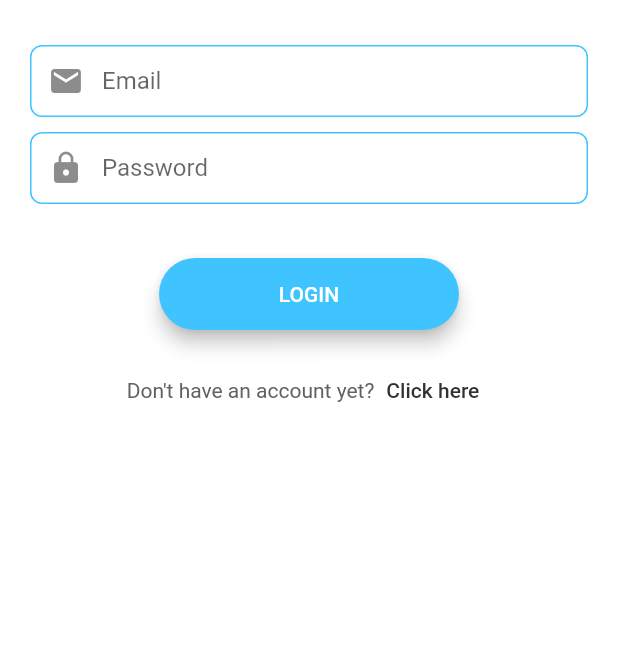
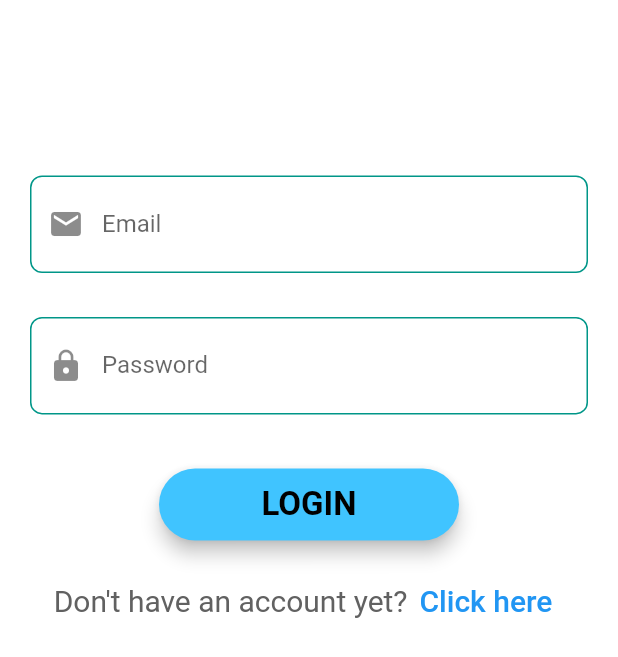
Before and after one commit to axyl110/automatik_customer_final_project_2, a Flutter app: the screen it shows after launch, after a tap on "Login here", on a phone screen of 412 x 824 dp. Shown: the top 657 px of the screen. Run offline on Flutter 3.47's test engine with Material 2 defaults, Android fonts, the phone set to English and light mode, and no system bars; our stand-ins replace cloud_firestore, firebase_auth, firebase_core, firebase_storage, form_field_validator, get; accounts and stored records are empty.

Commit message:
Firebase Authentication
Login and Signup Screen

```diff
--- a/lib/screens/loginPage.dart
+++ b/lib/screens/loginPage.dart
@@ -1,6 +1,7 @@
 import 'package:automatik_customer_final_project/screens/homePage.dart';
 import 'package:automatik_customer_final_project/screens/signupPage.dart';
 import 'package:automatik_customer_final_project/widgets/auth_service.dart';
+import 'package:automatik_customer_final_project/widgets/dimentions.dart';
 import 'package:automatik_customer_final_project/widgets/roundedButton.dart';
 import 'package:automatik_customer_final_project/widgets/textfield.dart';
 import 'package:automatik_customer_final_project/widgets/validators.dart';
@@ -29,6 +30,8 @@ class _LoginScreenState extends State<LoginScreen> {
           padding: const EdgeInsets.all(20.0),
           child: Column(
             children: [
+              SizedBox(height: Dimensions.screenHeight * 0.07),
+              SizedBox(height: Dimensions.height20 + Dimensions.height10),
               const SizedBox(height: 10),
               TextFormField(
                 validator: UnifiedValidators.emailValidator,
@@ -39,13 +42,13 @@ class _LoginScreenState extends State<LoginScreen> {
                 onEditingComplete: () {
                   passwordFN.requestFocus();
                 },
-                style: const TextStyle(color: Colors.blueAccent),
+                style: const TextStyle(color: Colors.black),
                 decoration: textFieldDecoration.copyWith(
                   labelText: "Email",
                   prefixIcon: const Icon(Icons.email),
                 ),
               ),
-              const SizedBox(height: 10),
+              SizedBox(height: Dimensions.height20 + Dimensions.height10),
               TextFormField(
                 validator: UnifiedValidators.passwordValidator,
                 controller: passwordTextEditingController,
@@ -70,7 +73,7 @@ class _LoginScreenState extends State<LoginScreen> {
                   final message = await AuthController().login(
                       email: emailTextEditingController.text,
                       password: passwordTextEditingController.text);
-                  if (message!.contains('Success')) {
+                  if (message!.contains('Looged in Successfully')) {
                     // ignore: use_build_context_synchronously
                     Navigator.push(context,
                         MaterialPageRoute(builder: (c) => HomeScreen()));
@@ -87,12 +90,12 @@ class _LoginScreenState extends State<LoginScreen> {
                 children: [
                   Text(
                     "Don't have an account yet?",
-                    style: TextStyle(color: Colors.grey[700]),
+                    style: TextStyle(color: Colors.grey[700], fontSize: 20),
                   ),
                   TextButton(
-                    child: Text(
+                    child: const Text(
                       "Click here",
-                      style: TextStyle(color: Colors.grey[850]),
+                      style: TextStyle(color: Colors.blue, fontSize: 20),
                     ),
                     onPressed: () {
                       Navigator.push(
--- a/lib/screens/signupPage.dart
+++ b/lib/screens/signupPage.dart
@@ -1,9 +1,5 @@
-import 'dart:io';
-
 import 'package:automatik_customer_final_project/screens/homePage.dart';
 import 'package:automatik_customer_final_project/screens/loginPage.dart';
-import 'package:automatik_customer_final_project/screens/profilePage.dart';
-import 'package:automatik_customer_final_project/screens/splashPage.dart';
 import 'package:automatik_customer_final_project/widgets/auth_service.dart';
 import 'package:automatik_customer_final_project/widgets/dimentions.dart';
 import 'package:automatik_customer_final_project/widgets/roundedButton.dart';
@@ -84,7 +80,7 @@ class _SignUpScreenState extends State<SignUpScreen> {
             SizedBox(height: Dimensions.height20 + Dimensions.height10),
             Container(
               margin: EdgeInsets.only(
-                  left: Dimensions.height20, right: Dimensions.height20),
+                  left: Dimensions.height30, right: Dimensions.height30),
               decoration: BoxDecoration(
                   color: Colors.white,
                   borderRadius: BorderRadius.circular(Dimensions.radius20),
@@ -108,6 +104,7 @@ class _SignUpScreenState extends State<SignUpScreen> {
                   labelText: 'Name',
                   prefixIcon: const Icon(
                     Icons.person,
+                    color: Colors.black,
                   ),
                 ),
               ),
@@ -115,7 +112,7 @@ class _SignUpScreenState extends State<SignUpScreen> {
             SizedBox(height: Dimensions.height10),
             Container(
               margin: EdgeInsets.only(
-                  left: Dimensions.height20, right: Dimensions.height20),
+                  left: Dimensions.height30, right: Dimensions.height30),
               decoration: BoxDecoration(
                   color: Colors.white,
                   borderRadius: BorderRadius.circular(Dimensions.radius20),
@@ -136,6 +133,7 @@ class _SignUpScreenState extends State<SignUpScreen> {
                   labelText: 'Address',
                   prefixIcon: const Icon(
                     Icons.location_on_rounded,
+                    color: Colors.black,
                   ),
                 ),
               ),
@@ -143,7 +141,7 @@ class _SignUpScreenState extends State<SignUpScreen> {
             SizedBox(height: Dimensions.height10),
             Container(
               margin: EdgeInsets.only(
-                  left: Dimensions.height20, right: Dimensions.height20),
+                  left: Dimensions.height30, right: Dimensions.height30),
               decoration: BoxDecoration(
                   color: Colors.white,
                   borderRadius: BorderRadius.circular(Dimensions.radius20),
@@ -167,6 +165,7 @@ class _SignUpScreenState extends State<SignUpScreen> {
                   labelText: 'Email',
                   prefixIcon: const Icon(
                     Icons.email,
+                    color: Colors.black,
                   ),
                 ),
               ),
@@ -174,7 +173,7 @@ class _SignUpScreenState extends State<SignUpScreen> {
             SizedBox(height: Dimensions.height10),
             Container(
               margin: EdgeInsets.only(
-                  left: Dimensions.height20, right: Dimensions.height20),
+                  left: Dimensions.height30, right: Dimensions.height30),
               decoration: BoxDecoration(
                   color: Colors.white,
                   borderRadius: BorderRadius.circular(Dimensions.radius20),
@@ -197,6 +196,7 @@ class _SignUpScreenState extends State<SignUpScreen> {
                 decoration: textFieldDecoration.copyWith(
                   labelText: 'Phone Number',
                   prefixIcon: const Icon(
+                    color: Colors.black,
                     Icons.phone,
                   ),
                 ),
@@ -205,7 +205,7 @@ class _SignUpScreenState extends State<SignUpScreen> {
             SizedBox(height: Dimensions.height10),
             Container(
               margin: EdgeInsets.only(
-                  left: Dimensions.height20, right: Dimensions.height20),
+                  left: Dimensions.height30, right: Dimensions.height30),
               decoration: BoxDecoration(
                   color: Colors.white,
                   borderRadius: BorderRadius.circular(Dimensions.radius20),
@@ -228,6 +228,7 @@ class _SignUpScreenState extends State<SignUpScreen> {
                 decoration: textFieldDecoration.copyWith(
                   labelText: 'Password',
                   prefixIcon: const Icon(
+                    color: Colors.black,
                     Icons.lock,
                   ),
                   suffixIcon: IconButton(
@@ -246,7 +247,7 @@ class _SignUpScreenState extends State<SignUpScreen> {
             SizedBox(height: Dimensions.height10),
             Container(
               margin: EdgeInsets.only(
-                  left: Dimensions.height20, right: Dimensions.height20),
+                  left: Dimensions.height30, right: Dimensions.height30),
               decoration: BoxDecoration(
                   color: Colors.white,
                   borderRadius: BorderRadius.circular(Dimensions.radius20),
@@ -269,6 +270,7 @@ class _SignUpScreenState extends State<SignUpScreen> {
                   labelText: 'Confirm Password',
                   prefixIcon: const Icon(
                     Icons.lock,
+                    color: Colors.black,
                   ),
                   suffixIcon: IconButton(
                     icon: Icon(hidePassword1
@@ -287,7 +289,7 @@ class _SignUpScreenState extends State<SignUpScreen> {
               margin: const EdgeInsets.only(top: 16.0),
               child: RoundedButton(
                 buttonTitle: 'Register',
-                color: Colors.blueAccent,
+                color: Colors.teal.shade200,
                 buttonOnPressed: () async {
                   uploadInfo();
                 },
@@ -298,12 +300,12 @@ class _SignUpScreenState extends State<SignUpScreen> {
               children: [
                 Text(
                   "Alredy have an account?",
-                  style: TextStyle(color: Colors.grey[700]),
+                  style: TextStyle(color: Colors.grey[700], fontSize: 20),
                 ),
                 TextButton(
-                  child: Text(
+                  child: const Text(
                     "Login here",
-                    style: TextStyle(color: Colors.grey[850]),
+                    style: TextStyle(color: Colors.blue, fontSize: 20),
                   ),
                   onPressed: () {
                     Navigator.push(context,
--- a/lib/widgets/auth_service.dart
+++ b/lib/widgets/auth_service.dart
@@ -2,7 +2,7 @@ import 'package:cloud_firestore/cloud_firestore.dart';
 import 'package:firebase_auth/firebase_auth.dart';
 
 class AuthController {
-  static final FirebaseFirestore _database = FirebaseFirestore.instance;
+  // static final FirebaseFirestore _database = FirebaseFirestore.instance;
   var firebaseAuth = FirebaseAuth.instance;
   var firebaseStore = FirebaseFirestore.instance;
 
@@ -17,7 +17,7 @@ class AuthController {
           password.isNotEmpty) {
         UserCredential cred = await firebaseAuth.createUserWithEmailAndPassword(
             email: email, password: password);
-        firebaseStore.collection('customers').doc(cred.user!.uid).set({
+        firebaseStore.collection('Customers').doc(cred.user!.uid).set({
           'Name': name,
           'Address': address,
           'Email': email,
--- a/lib/widgets/roundedButton.dart
+++ b/lib/widgets/roundedButton.dart
@@ -24,7 +24,9 @@ class RoundedButton extends StatelessWidget {
           child: Text(
             buttonTitle,
             style: const TextStyle(
-              color: Colors.white,
+              fontWeight: FontWeight.bold,
+              fontSize: 22,
+              color: Colors.black,
             ),
           ),
         ),
--- a/lib/widgets/textfield.dart
+++ b/lib/widgets/textfield.dart
@@ -2,34 +2,34 @@ import 'package:flutter/material.dart';
 
 const textFieldDecoration = InputDecoration(
   hintText: '',
-  contentPadding: EdgeInsets.symmetric(vertical: 10.0, horizontal: 20.0),
+  contentPadding: EdgeInsets.symmetric(vertical: 23.0, horizontal: 20.0),
   border: OutlineInputBorder(
     borderRadius: BorderRadius.all(Radius.circular(8.0)),
   ),
   enabledBorder: OutlineInputBorder(
-    borderSide: BorderSide(color: Colors.lightBlueAccent, width: 1.0),
+    borderSide: BorderSide(color: Colors.teal, width: 1.0),
     borderRadius: BorderRadius.all(Radius.circular(8.0)),
   ),
   focusedBorder: OutlineInputBorder(
-    borderSide: BorderSide(color: Colors.lightBlueAccent, width: 2.0),
+    borderSide: BorderSide(color: Colors.teal, width: 2.0),
     borderRadius: BorderRadius.all(Radius.circular(8.0)),
   ),
 );
 
 ThemeData aTheme = ThemeData(
-  primaryColor: Colors.blue,
-  secondaryHeaderColor: Colors.blueAccent,
+  primaryColor: Colors.teal,
+  secondaryHeaderColor: Colors.teal,
   inputDecorationTheme: const InputDecorationTheme(
     contentPadding: EdgeInsets.symmetric(vertical: 10.0, horizontal: 20.0),
     border: OutlineInputBorder(
       borderRadius: BorderRadius.all(Radius.circular(8.0)),
     ),
     enabledBorder: OutlineInputBorder(
-      borderSide: BorderSide(color: Colors.lightBlueAccent, width: 1.0),
+      borderSide: BorderSide(color: Colors.teal, width: 1.0),
       borderRadius: BorderRadius.all(Radius.circular(8.0)),
     ),
     focusedBorder: OutlineInputBorder(
-      borderSide: BorderSide(color: Colors.lightBlueAccent, width: 2.0),
+      borderSide: BorderSide(color: Colors.teal, width: 2.0),
       borderRadius: BorderRadius.all(Radius.circular(8.0)),
     ),
   ),
```
Also changed, not shown: lib/screens/homePage.dart (+47 -2 lines), lib/screens/profilePage.dart (+212 -163 lines), lib/screens/splashPage.dart (+56 -59 lines).
